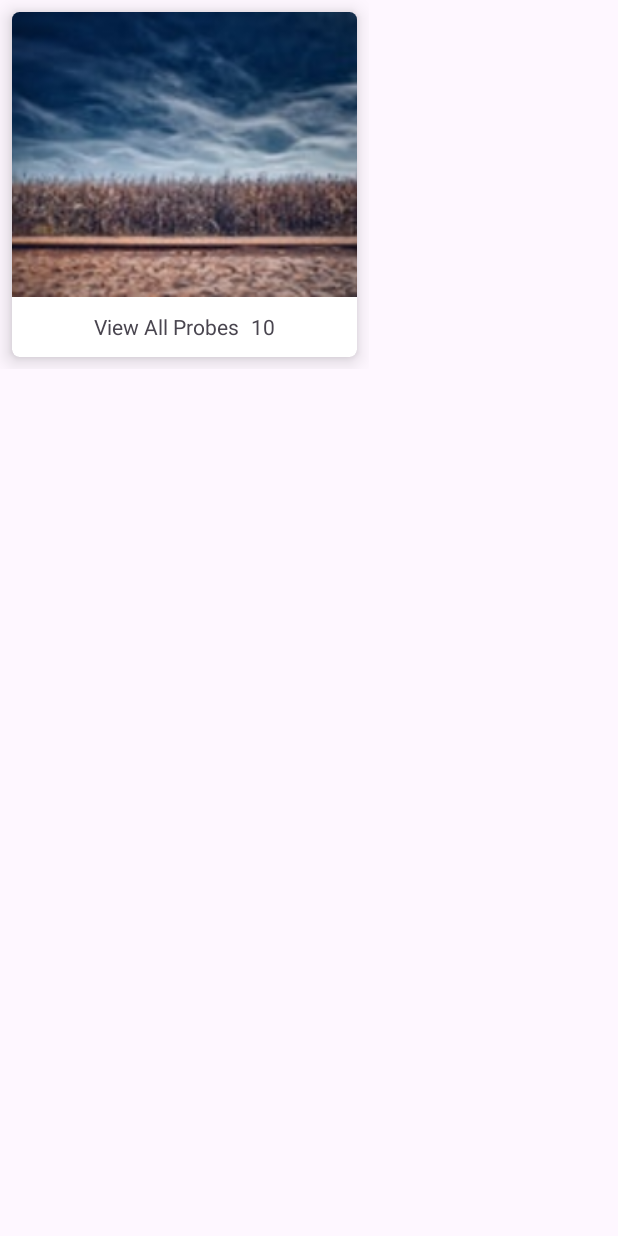
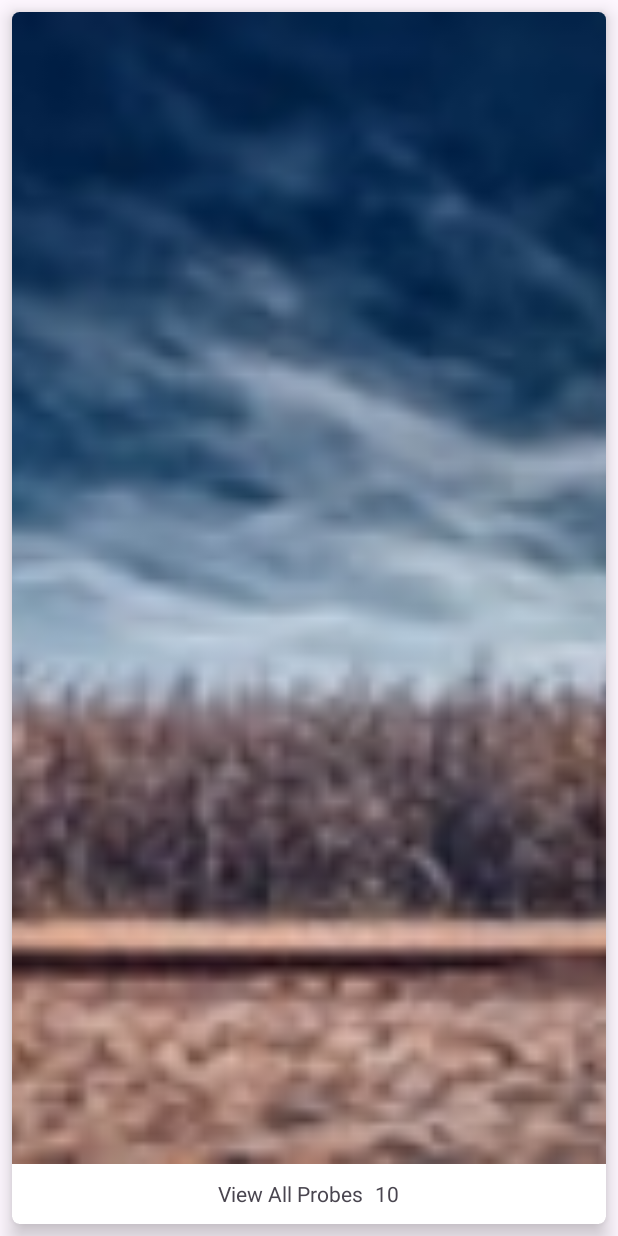
Before and after one commit to DFM-Technologies/dfm-dashboard, an Android app: the layout view_probe_card.xml on its own in the app's theme, with its tools: preview values and no code run, on a phone screen of 412 x 824 dp. Run offline under Robolectric (Android 15) with nearby library versions, the phone set to English and light mode, and no system bars; network calls fail.

Commit message:
fixed card view

```diff
--- a/dfm_dashboard/app/src/main/java/za/co/dfmsoftware/utility/ui/fragment/profile/ProfileFragment.java
+++ b/dfm_dashboard/app/src/main/java/za/co/dfmsoftware/utility/ui/fragment/profile/ProfileFragment.java
@@ -60,7 +60,6 @@ public class ProfileFragment extends BaseFragment<ProfileContract.Presenter, Pro
         });
 
         logoutButton.setOnClickListener(v -> {
-            System.out.println("Start logout intent");
             DfmRealm dfmRealm = this.getDfmRealm();
             dfmRealm.clearAllData();
 
--- a/dfm_dashboard/app/src/main/java/za/co/dfmsoftware/utility/ui/main/MainActivity.java
+++ b/dfm_dashboard/app/src/main/java/za/co/dfmsoftware/utility/ui/main/MainActivity.java
@@ -78,10 +78,10 @@ public class MainActivity extends BaseActivity<MainContract.Presenter, MainContr
             int itemId = item.getItemId();
             if(itemId == R.id.nav_dashboard_bot) {
                 this.showFragment(DashboardFragment.class, false);
-//                this.setupFragmentToolbarTitle(this.toolbar);
+                this.setupFragmentToolbarTitle(this.toolbar);
             }else if(itemId == R.id.nav_profile_bot) {
                 this.showFragment(ProfileFragment.class, false);
-//                this.setupFragmentToolbarTitle(this.toolbar);
+                this.setupFragmentToolbarTitle(this.toolbar);
             }
         }catch (Exception e) {
             Logger.e(TAG, "Error on menu item: ", e);
--- a/dfm_dashboard/app/src/main/res/layout/view_probe_card.xml
+++ b/dfm_dashboard/app/src/main/res/layout/view_probe_card.xml
@@ -8,8 +8,8 @@
 
     <!-- hard coded values -->
     <androidx.cardview.widget.CardView
-        android:layout_width="230dp"
-        android:layout_height="230dp"
+        android:layout_width="wrap_content"
+        android:layout_height="wrap_content"
         android:layout_gravity="center"
         android:layout_margin="8dp"
         app:cardCornerRadius="5dp"
```
Also changed, not shown: dfm_dashboard/app/src/main/res/menu/profile_action_menu.xml (deleted, +0 -9 lines).
